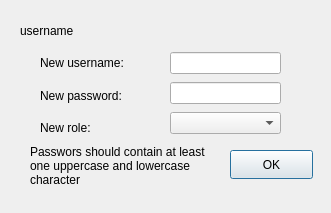
This is cs2_lab_final_project/editroleform.ui in Hamdy410/CS2_lab_finalProject as Qt 5 draws it before an edit. The edited form follows.
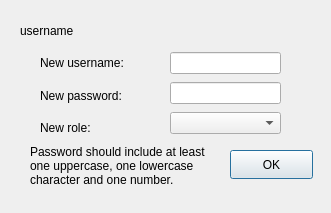
This is the edited form.

Commit message: added another condition to password validation

```diff
--- a/cs2_lab_final_project/editroleform.ui
+++ b/cs2_lab_final_project/editroleform.ui
@@ -49,13 +49,13 @@
     </rect>
    </property>
    <property name="text">
-    <string>Passwors should contain at least one uppercase and lowercase character</string>
+    <string>Password should include at least one uppercase, one lowercase character and one number.</string>
    </property>
    <property name="wordWrap">
     <bool>true</bool>
    </property>
   </widget>
-  <widget class="QWidget" name="">
+  <widget class="QWidget" name="layoutWidget">
    <property name="geometry">
     <rect>
      <x>40</x>
@@ -88,7 +88,7 @@
     </item>
    </layout>
   </widget>
-  <widget class="QWidget" name="">
+  <widget class="QWidget" name="layoutWidget">
    <property name="geometry">
     <rect>
      <x>170</x>
```
The commit also changes 22 other files.
